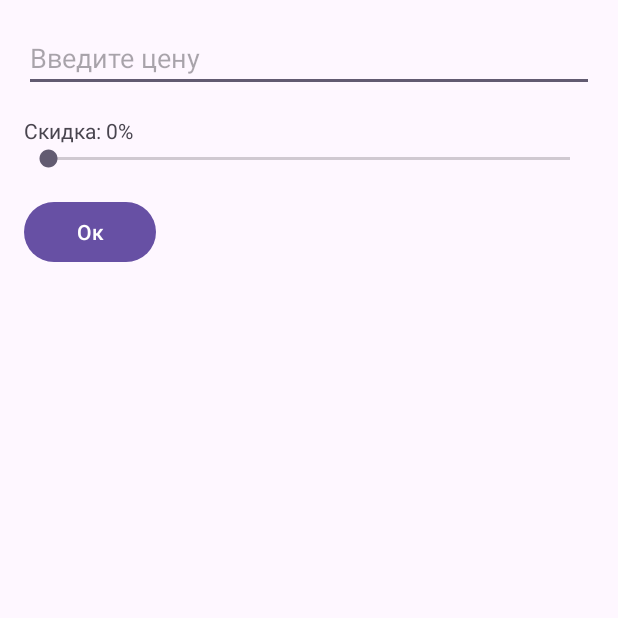
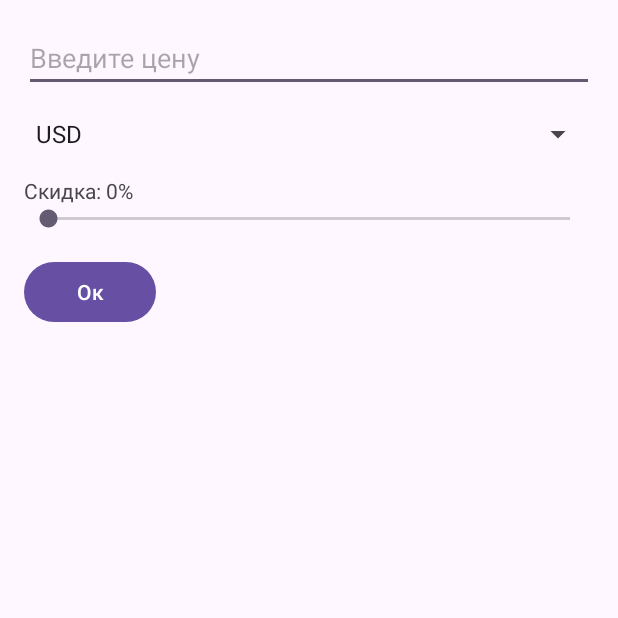
Before and after one commit to GIMIAIN/mobileSoft_laba5, an Android app: the screen it shows after launch (MainActivity), on a phone screen of 412 x 824 dp, the top half of it. Run offline under Robolectric (Android 15) with nearby library versions, the phone set to English and light mode, and no system bars.

Commit message:
Final Version

```diff
--- /dev/null
+++ b/app/src/main/java/com/example/mobilesoft/Currency.kt
@@ -0,0 +1,3 @@
+package com.example.mobilesoft
+
+data class Currency(val name: String, val rateToRuble: Double)
--- a/app/src/main/java/com/example/mobilesoft/MainActivity.kt
+++ b/app/src/main/java/com/example/mobilesoft/MainActivity.kt
@@ -3,14 +3,17 @@ package com.example.mobilesoft
 import android.content.Intent
 import androidx.appcompat.app.AppCompatActivity
 import android.os.Bundle
+import android.widget.ArrayAdapter
 import android.widget.Button
 import android.widget.EditText
 import android.widget.SeekBar
+import android.widget.Spinner
 import android.widget.TextView
 
 class MainActivity : AppCompatActivity() {
 
     private lateinit var priceEditText: EditText
+    private lateinit var currencySpinner: Spinner
     private lateinit var discountSeekBar: SeekBar
     private lateinit var discountTextView: TextView
     private lateinit var calculateButton: Button
@@ -20,9 +23,22 @@ class MainActivity : AppCompatActivity() {
         setContentView(R.layout.activity_main)
 
         priceEditText = findViewById(R.id.priceEditText)
+        currencySpinner = findViewById(R.id.currencySpinner)
         discountSeekBar = findViewById(R.id.discountSeekBar)
         discountTextView = findViewById(R.id.discountTextView)
         calculateButton = findViewById(R.id.calculateButton)
+
+        // Инициализация Spinner с валютами
+        val currencies = listOf(
+            Currency("USD", 75.0),
+            Currency("EUR", 85.0),
+            Currency("RUB", 1.0),
+            Currency("JPY", 0.55)
+        )
+        val currencyNames = currencies.map { it.name }
+        val adapter = ArrayAdapter(this, android.R.layout.simple_spinner_item, currencyNames)
+        adapter.setDropDownViewResource(android.R.layout.simple_spinner_dropdown_item)
+        currencySpinner.adapter = adapter
 
         discountSeekBar.setOnSeekBarChangeListener(object : SeekBar.OnSeekBarChangeListener {
             override fun onProgressChanged(seekBar: SeekBar?, progress: Int, fromUser: Boolean) {
@@ -39,8 +55,17 @@ class MainActivity : AppCompatActivity() {
 
             if (price != null) {
                 val discountedPrice = price * (1 - discount / 100.0)
+                val selectedCurrency = currencySpinner.selectedItem.toString()
+
+                // Получение курса выбранной валюты
+                val currencyRate = currencies.find { it.name == selectedCurrency }?.rateToRuble ?: 1.0
+                val priceInSelectedCurrency = discountedPrice / currencyRate
+                val priceInRUB = discountedPrice // Цена уже в рублях
+
                 val intent = Intent(this, ResultActivity::class.java).apply {
-                    putExtra("DISCOUNTED_PRICE", discountedPrice)
+                    putExtra("PRICE_IN_SELECTED_CURRENCY", priceInSelectedCurrency)
+                    putExtra("PRICE_IN_RUB", priceInRUB)
+                    putExtra("SELECTED_CURRENCY", selectedCurrency)
                 }
                 startActivity(intent)
             }
--- a/app/src/main/res/layout/activity_main.xml
+++ b/app/src/main/res/layout/activity_main.xml
@@ -9,6 +9,12 @@
         android:layout_width="match_parent"
         android:layout_height="wrap_content"
         android:hint="Введите цену" />
+
+    <Spinner
+        android:id="@+id/currencySpinner"
+        android:layout_width="match_parent"
+        android:layout_height="wrap_content"
+        android:layout_marginTop="16dp" />
 
     <TextView
         android:id="@+id/discountTextView"
```
Also changed, not shown: app/src/main/java/com/example/mobilesoft/ResultActivity.kt (+7 -2 lines), app/src/main/res/layout/activity_result.xml (+7 -0 lines).
